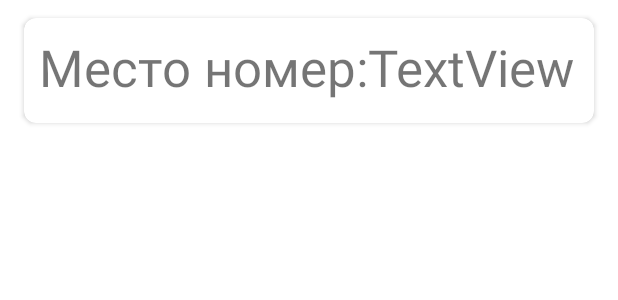
After one commit to s0163557/AndroidRepository, an Android app: the layout buttons_list_element.xml on its own in the app's theme, with its tools: preview values and no code run, on a phone screen of 412 x 824 dp. The commit adds this screen. Shown: the top 300 px of the screen. Run offline under Robolectric (Android 15) with nearby library versions, the phone set to English and light mode, and no system bars.

Commit message:
new update

```diff
--- a/app/src/main/java/com/example/app2/ui/FacultyViewModel.kt
+++ b/app/src/main/java/com/example/app2/ui/FacultyViewModel.kt
@@ -8,7 +8,6 @@ import com.example.app2.repository.FacultyRepository
 import java.util.*
 
 class FacultyViewModel : ViewModel() {
-    // TODO: Implement the ViewModel
     var university : MutableLiveData<List<Faculty>> = MutableLiveData()
 
     init {
--- /dev/null
+++ b/app/src/main/java/com/example/app2/ui/SeatsViewModel.kt
@@ -0,0 +1,6 @@
+package com.example.app2.ui
+
+import androidx.lifecycle.ViewModel
+
+class SeatsViewModel : ViewModel() {
+}
--- /dev/null
+++ b/app/src/main/res/layout/buttons_list_element.xml
@@ -0,0 +1,38 @@
+<?xml version="1.0" encoding="utf-8"?>
+<androidx.cardview.widget.CardView xmlns:android="http://schemas.android.com/apk/res/android"
+    xmlns:card_view="http://schemas.android.com/apk/res-auto"
+    android:layout_width="match_parent"
+    android:layout_height="70dp"
+    android:layout_marginLeft="16dp"
+    android:layout_marginTop="12dp"
+    android:layout_marginRight="16dp"
+    android:clickable="true"
+    android:foreground="?selectableItemBackground"
+    card_view:cardBackgroundColor="#FFFF"
+    card_view:cardCornerRadius="8dp"
+    card_view:contentPadding="10dp">
+
+    <RelativeLayout
+        android:layout_width="364dp"
+        android:layout_height="match_parent">
+
+        <TextView
+            android:id="@+id/tvNumberOfSeat"
+            android:layout_width="137dp"
+            android:layout_height="46dp"
+            android:layout_marginStart="0dp"
+            android:layout_toEndOf="@+id/tvButtonSeatElement"
+            android:text="TextView"
+            android:textSize="34sp" />
+
+        <TextView
+            android:id="@+id/tvButtonSeatElement"
+            android:layout_width="wrap_content"
+            android:layout_height="wrap_content"
+            android:fontFamily="sans-serif"
+            android:text="Место номер:"
+            android:textSize="34sp" />
+
+    </RelativeLayout>
+
+</androidx.cardview.widget.CardView>
```
Also changed, not shown: app/src/main/java/com/example/app2/MainActivity.kt (+10 -0 lines), app/src/main/java/com/example/app2/ui/GroupFragment.kt (+70 -3 lines), app/src/main/java/com/example/app2/ui/GroupListFragment.kt (+24 -3 lines), app/src/main/java/com/example/app2/ui/SeatsFragment.kt (added, +157 -0 lines), app/src/main/res/layout/buttons_list.xml (added, +19 -0 lines), app/src/main/res/layout/commit_dialog.xml (added, +21 -0 lines), app/src/main/res/menu/second_menu.xml (added, +18 -0 lines).
